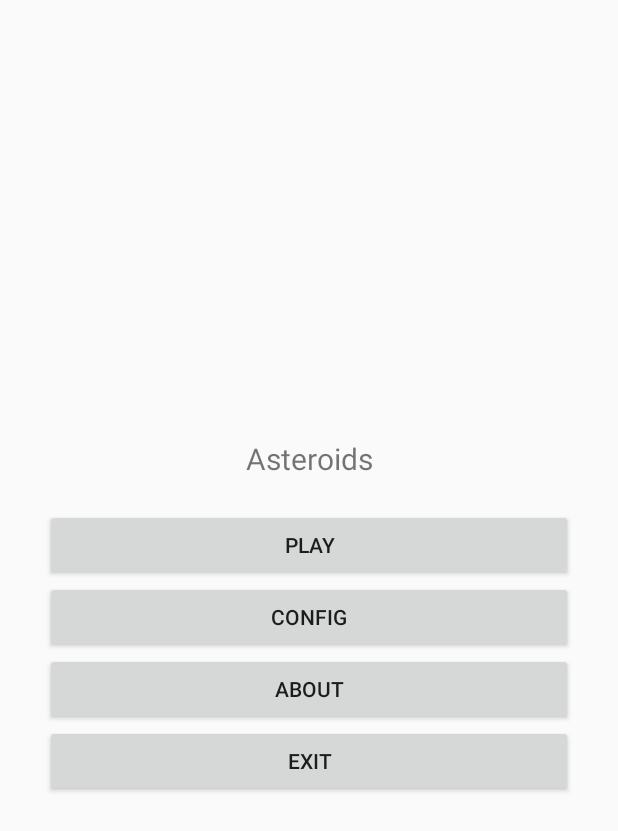
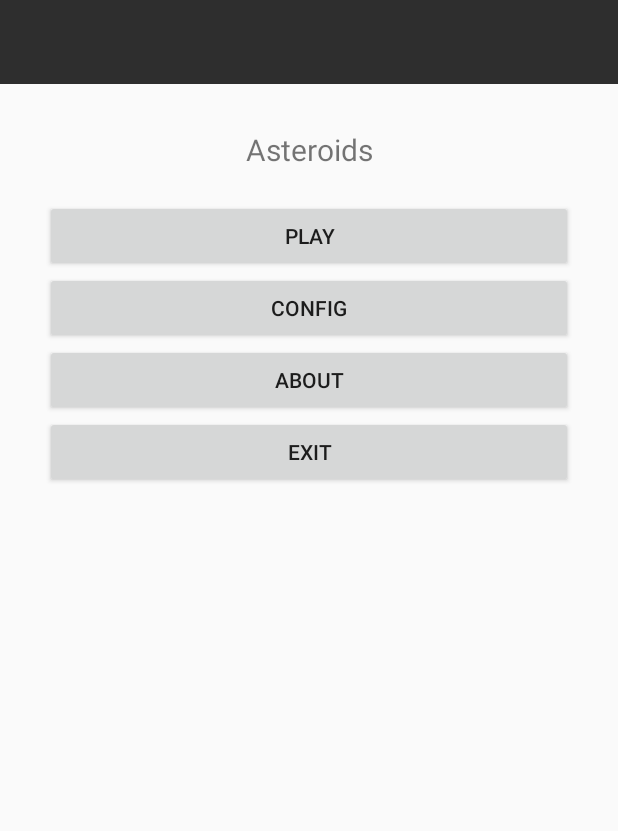
Before and after one commit to YukiMinamiHHNii/CN--Yaya, an Android app: the layout activity_main.xml on its own in the app's theme, with its tools: preview values and no code run, on a phone screen of 412 x 824 dp. Shown: the top 831 px of the screen. Run offline under Robolectric (Android 15) with nearby library versions, the phone set to English and light mode, and no system bars.

Commit message:
Adds menu with overflow to main layout

```diff
--- a/Project1Asteroids/app/src/main/AndroidManifest.xml
+++ b/Project1Asteroids/app/src/main/AndroidManifest.xml
@@ -8,11 +8,11 @@
         android:label="@string/app_name"
         android:roundIcon="@mipmap/ic_launcher_round"
         android:supportsRtl="true"
-        android:theme="@style/AppTheme">
-        <activity android:name=".MainActivity">
+        android:theme="@style/AppTheme.NoActionBar">
+        <activity android:name=".MainActivity"
+            android:theme="@style/AppTheme.NoActionBar">
             <intent-filter>
                 <action android:name="android.intent.action.MAIN" />
-
                 <category android:name="android.intent.category.LAUNCHER" />
             </intent-filter>
         </activity>
--- /dev/null
+++ b/Project1Asteroids/app/src/main/res/layout-v21/activity_main.xml
@@ -0,0 +1,49 @@
+<?xml version="1.0" encoding="utf-8"?>
+<android.support.v7.widget.LinearLayoutCompat xmlns:android="http://schemas.android.com/apk/res/android"
+    xmlns:app="http://schemas.android.com/apk/res-auto"
+    xmlns:tools="http://schemas.android.com/tools"
+    android:layout_width="match_parent"
+    android:layout_height="wrap_content"
+    android:gravity="center"
+    android:orientation="vertical"
+    android:padding="30dp"
+    tools:context=".MainActivity">
+
+
+    <Toolbar
+        android:layout_width="wrap_content"
+        android:layout_height="wrap_content"
+        ></Toolbar>
+    <TextView
+        android:layout_width="match_parent"
+        android:layout_height="wrap_content"
+        android:layout_marginBottom="20dp"
+        android:gravity="center"
+        android:text="@string/title"
+        android:textSize="20sp" />
+
+    <Button
+        android:id="@+id/playButton"
+        android:layout_width="match_parent"
+        android:layout_height="wrap_content"
+        android:text="@string/playLabel" />
+
+    <Button
+        android:id="@+id/configButton"
+        android:layout_width="match_parent"
+        android:layout_height="wrap_content"
+        android:text="@string/configLabel" />
+
+    <Button
+        android:id="@+id/aboutButton"
+        android:layout_width="match_parent"
+        android:layout_height="wrap_content"
+        android:text="@string/aboutLabel" />
+
+    <Button
+        android:id="@+id/exitButton"
+        android:layout_width="match_parent"
+        android:layout_height="wrap_content"
+        android:text="@string/exitLabel" />
+
+</android.support.v7.widget.LinearLayoutCompat>
--- a/Project1Asteroids/app/src/main/res/layout/activity_main.xml
+++ b/Project1Asteroids/app/src/main/res/layout/activity_main.xml
@@ -3,8 +3,20 @@
     xmlns:app="http://schemas.android.com/apk/res-auto"
     xmlns:tools="http://schemas.android.com/tools"
     android:layout_width="match_parent"
-    android:layout_height="match_parent"
-    tools:context=".MainActivity"
+    android:layout_height="wrap_content"
+    android:orientation="vertical"
+    tools:context=".MainActivity">
+
+    <android.support.v7.widget.Toolbar
+        android:id="@+id/my_toolbar"
+        android:layout_width="match_parent"
+        android:layout_height="wrap_content"
+        android:background="@color/colorPrimary"
+        app:titleTextColor="@color/mainColor" />
+
+    <LinearLayout
+        android:layout_width="match_parent"
+        android:layout_height="wrap_content"
         android:orientation="vertical"
         android:gravity="center"
         android:padding="30dp">
@@ -15,30 +27,32 @@
             android:layout_marginBottom="20dp"
             android:gravity="center"
             android:text="@string/title"
-        android:textSize="20sp"/>
+            android:textSize="20sp" />
 
         <Button
             android:id="@+id/playButton"
             android:layout_width="match_parent"
             android:layout_height="wrap_content"
-        android:text="@string/playLabel"/>
+            android:text="@string/playLabel" />
 
         <Button
             android:id="@+id/configButton"
             android:layout_width="match_parent"
             android:layout_height="wrap_content"
-        android:text="@string/configLabel"/>
+            android:text="@string/configLabel" />
 
         <Button
             android:id="@+id/aboutButton"
             android:layout_width="match_parent"
             android:layout_height="wrap_content"
-        android:text="@string/aboutLabel"/>
+            android:text="@string/aboutLabel" />
 
         <Button
             android:id="@+id/exitButton"
             android:layout_width="match_parent"
             android:layout_height="wrap_content"
-        android:text="@string/exitLabel"/>
+            android:text="@string/exitLabel" />
 
     </LinearLayout>
+
+</LinearLayout>
--- a/Project1Asteroids/app/src/main/res/values/colors.xml
+++ b/Project1Asteroids/app/src/main/res/values/colors.xml
@@ -1,6 +1,7 @@
 <?xml version="1.0" encoding="utf-8"?>
 <resources>
-    <color name="colorPrimary">#3F51B5</color>
-    <color name="colorPrimaryDark">#303F9F</color>
-    <color name="colorAccent">#FF4081</color>
+    <color name="colorPrimary">#2E2E2E</color>
+    <color name="colorPrimaryDark">#0E0E0E</color>
+    <color name="colorAccent">#B83E3E</color>
+    <color name="mainColor">#FFF</color>
 </resources>
--- a/Project1Asteroids/app/src/main/res/values/styles.xml
+++ b/Project1Asteroids/app/src/main/res/values/styles.xml
@@ -8,4 +8,13 @@
         <item name="colorAccent">@color/colorAccent</item>
     </style>
 
+    <style name="AppTheme.NoActionBar">
+        <item name="windowActionBar">false</item>
+        <item name="windowNoTitle">true</item>
+    </style>
+
+    <style name="AppTheme.PopupOverlay" parent="ThemeOverlay.AppCompat.Dark.ActionBar">
+        <item name="colorPrimary">@color/colorPrimary</item>
+    </style>
+
 </resources>
```
Also changed, not shown: Project1Asteroids/app/src/main/java/com/example/hhnii/project1_asteroids/MainActivity.java (+33 -0 lines), Project1Asteroids/app/src/main/res/menu/main_menu.xml (added, +48 -0 lines), 1 other file. Lines whose indentation alone changed are shown as unchanged.
